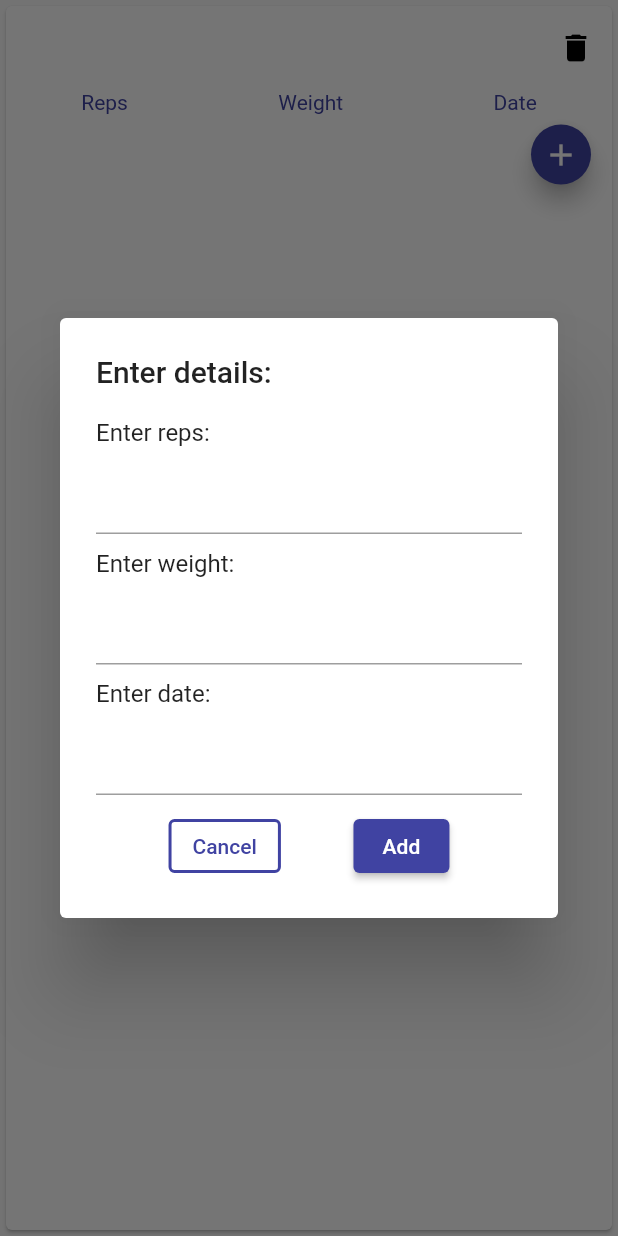
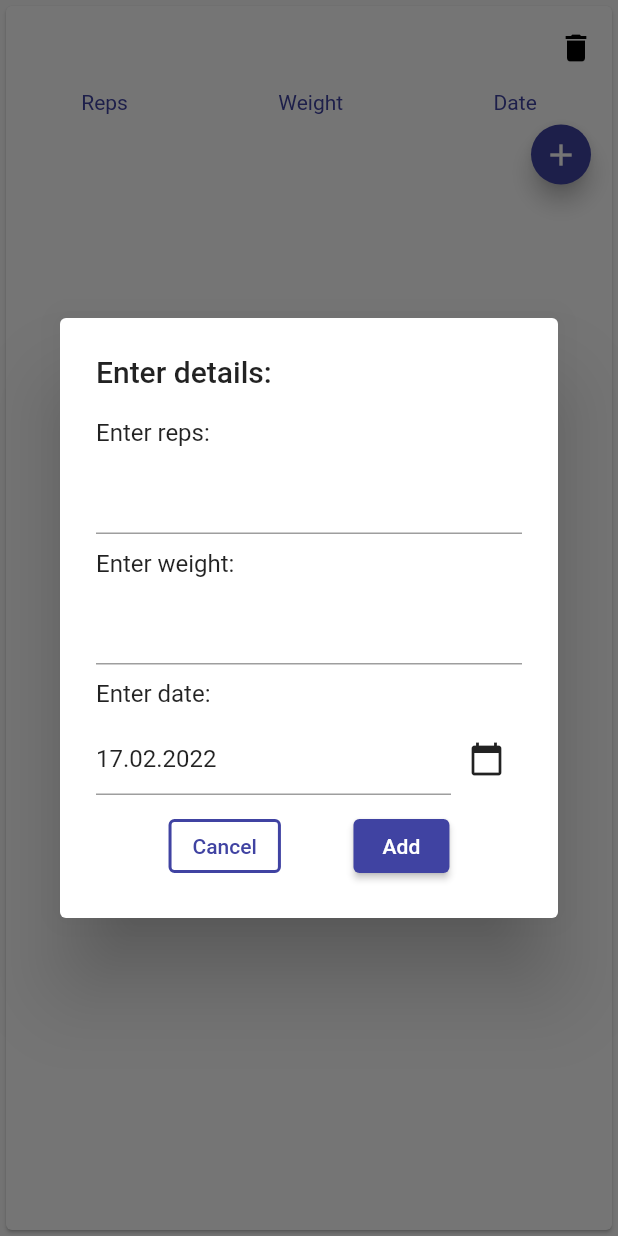
Before and after one commit to Aarons9090/My-Gym-App, a Flutter app: the ExerciseCard widget shown alone on an empty page, opened directly with empty values, after a tap on the "add" icon, on a phone screen of 412 x 824 dp. Run offline on Flutter 3.47's test engine with Material 2 defaults, Android fonts, the phone set to English and light mode, and no system bars; our stand-ins replace sqflite; accounts and stored records are empty.

Commit message:
added datetime picker for rep cards

```diff
--- a/lib/exercise_card.dart
+++ b/lib/exercise_card.dart
@@ -2,6 +2,7 @@ import "package:flutter/material.dart";
 import 'package:gym_app/database.dart';
 import 'package:gym_app/main.dart';
 import 'package:gym_app/rep_card.dart';
+import 'package:intl/intl.dart';
 
 class ExerciseCard extends StatefulWidget {
   final String _exerciseTitle;
@@ -27,13 +28,31 @@ class _ExerciseCardState extends State<ExerciseCard> {
     });
   }
 
+  // variable for input
+  String _reps = "null";
+  String _weight = "null";
+  String _date = DateFormat("dd.MM.yyyy").format(DateTime.now());
+
+  final TextEditingController _dateController =
+      TextEditingController(text: DateFormat("dd.MM.yyyy").format(DateTime.now()));
+
+  Future<void> _showDateDialog(BuildContext context) async {
+    final DateTime? pickedDate = await showDatePicker(
+        context: context,
+        initialDate: DateTime.now(),
+        firstDate: DateTime(2000),
+        lastDate: DateTime(2100));
+    if (pickedDate != null) {
+      setState(() {
+        _date = DateFormat("dd.MM.yyyy").format(pickedDate);
+        _dateController.text = _date;
+      });
+    }
+  }
+
   void _buttonPressed() {
     setState(() {
-      // variable for input
-      String _reps = "null";
-      String _weight = "null";
-      String _date = "null";
-
+      _dateController.text =  DateFormat("dd.MM.yyyy").format(DateTime.now());
       showDialog(
           context: context,
           builder: (BuildContext context) {
@@ -59,15 +78,34 @@ class _ExerciseCardState extends State<ExerciseCard> {
                       _weight = value;
                     },
                   ),
+                  const Text("Enter date:"),
 
                   // Date
-                  const Text("Enter date:"),
-                  TextField(
-                    controller: TextEditingController(),
-                    onChanged: (String value) {
-                      _date = value;
-                    },
+                  Row(
+                    children: [
+                      Expanded(
+                        flex: 5,
+                        child: TextField(
+
+                          controller: _dateController,
+                          onChanged: (String value) {
+                            _date = value;
+                          },
+                        ),
+                      ),
+                      Expanded(
+                        child: IconButton(
+                            splashRadius: 20,
+                            onPressed: () {
+                              setState(() {
+                                _showDateDialog(context);
+                              });
+                            },
+                            icon: const Icon(Icons.calendar_today)),
+                      )
+                    ],
                   ),
+
                   Row(
                     mainAxisAlignment: MainAxisAlignment.spaceEvenly,
                     children: [
@@ -97,12 +135,11 @@ class _ExerciseCardState extends State<ExerciseCard> {
                             if ((_reps != "null") &
                                 (_weight != "null") &
                                 (_date != "null")) {
-                              LocalDatabase().addRep(widget._exerciseTitle, _reps, _weight, _date);
-                              widget._repCard.add(
-                                    repCard(_reps, _weight, _date)
-
-
-                              );
+                              LocalDatabase().addRep(
+                                  widget._exerciseTitle, _reps, _weight, _date);
+                              print(_reps + _weight + _date);
+                              widget._repCard
+                                  .add(repCard(_reps, _weight, _date));
                             }
                             Navigator.of(context).pop();
                           });
--- a/pubspec.yaml
+++ b/pubspec.yaml
@@ -38,6 +38,7 @@ dependencies:
   # Use with the CupertinoIcons class for iOS style icons.
   cupertino_icons: ^1.0.2
   sqflite: ^2.0.2
+  intl: ^0.17.0
 
 dev_dependencies:
   flutter_launcher_icons: "^0.9.2"
```
Also changed, not shown: pubspec.lock.
